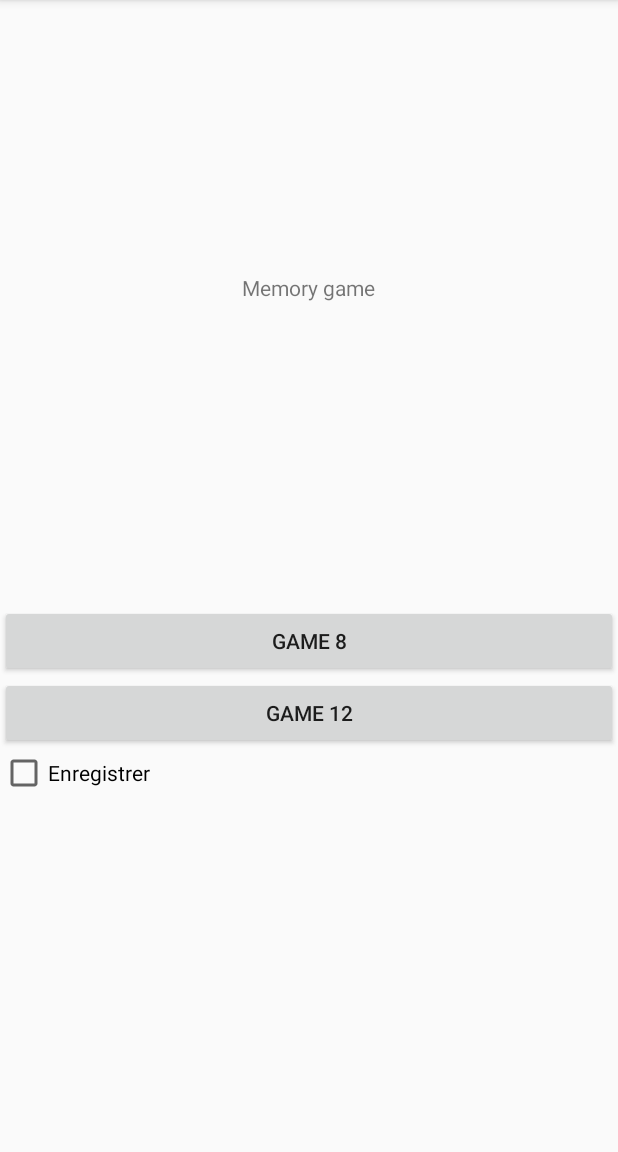
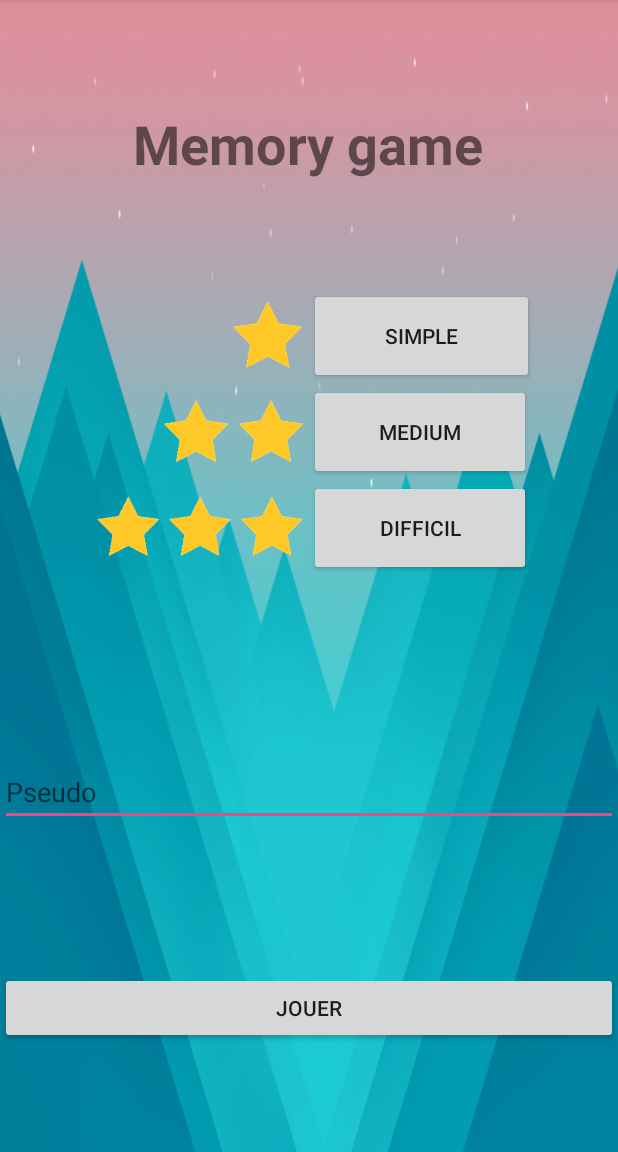
Before and after one commit to vjauneau/ProjetMobile, an Android app: the screen it shows after launch (MainActivity), on a phone screen of 412 x 824 dp, the part 84-1236 px from its top. Run offline under Robolectric (Android 15) with nearby library versions, the phone set to English and light mode, and no system bars.

Commit message:
Menu de l'appli

```diff
--- a/app/src/main/java/com/example/usrlocal/projetmobile/MainActivity.java
+++ b/app/src/main/java/com/example/usrlocal/projetmobile/MainActivity.java
@@ -18,9 +18,10 @@ import java.util.prefs.PreferenceChangeEvent;
 
 public class MainActivity extends AppCompatActivity {
 
-    Button boutonGame8 = null;
-    Button boutonGame12 = null;
-    CheckBox cbEnregister = null;
+    Button boutonSimple = null;
+    Button boutonMedium = null;
+    Button boutonDifficult = null;
+
     EditText etPseudo = null;
     TextView tvBjr = null;
 
@@ -30,36 +31,29 @@ public class MainActivity extends AppCompatActivity {
         setContentView(R.layout.activity_main);
         SharedPreferences prefs = PreferenceManager.getDefaultSharedPreferences(getApplicationContext());
 
-        boutonGame8 = (Button) findViewById(R.id.btnG8);
-        boutonGame12 = (Button) findViewById(R.id.btnG12);
-        cbEnregister = (CheckBox) findViewById(R.id.cbEnr);
+        boutonSimple = (Button) findViewById(R.id.btnSimple);
+        boutonMedium = (Button) findViewById(R.id.btnMedium);
+        boutonDifficult = (Button) findViewById(R.id.btnDifficult);
+
         etPseudo = (EditText) findViewById(R.id.etPseudo);
         tvBjr = (TextView) findViewById(R.id.tvBjr);
-        boutonGame8.setOnClickListener(new View.OnClickListener() {
+
+
+       /* boutonGame8.setOnClickListener(new View.OnClickListener() {
             @Override
             public void onClick(View view) {
                 launchGame(8);
 
             }
-        });
+        });*/
 
-        boutonGame12.setOnClickListener(new View.OnClickListener() {
+        /*boutonGame12.setOnClickListener(new View.OnClickListener() {
             @Override
             public void onClick(View view) {
                 launchGame(12);
             }
-        });
+        });*/
 
-        cbEnregister.setOnClickListener(new View.OnClickListener() {
-            @Override
-            public void onClick(View view) {
-                if(cbEnregister.isChecked()){
-                    etPseudo.setVisibility(View.VISIBLE);
-                }else {
-                    etPseudo.setVisibility(View.INVISIBLE);
-                }
-            }
-        });
 
         int taille = prefs.getInt("taille",-1);
         String pseudo = prefs.getString("PSEUDO",null);
@@ -71,12 +65,18 @@ public class MainActivity extends AppCompatActivity {
 
     }
 
+    /**
+     * Lors du lancement de la partie si un pseudo est tapé on le recupère sinon on set attribue la valeur guest
+     * @param taille
+     */
     protected void launchGame(int taille) {
         Intent intentGame = null;
-        if (cbEnregister.isChecked()) {
+        //si l'ET n'est pas vide on récupère le pseudo
+        if (etPseudo.getText() != null) {
             String pseudo = etPseudo.getText().toString();
             Toast.makeText(getApplicationContext(), pseudo, Toast.LENGTH_SHORT).show();
-            if (pseudo.length() == 0) {
+
+            /*if (pseudo.length() == 0) {
                 AlertDialog.Builder builder = new AlertDialog.Builder(MainActivity.this);
                 builder.setMessage("Veuillez entrer un pseudo pour l'enregistrement.");
                 builder.setCancelable(false);
@@ -87,7 +87,7 @@ public class MainActivity extends AppCompatActivity {
                     }
                 });
                 builder.create().show();
-            } else {
+            } else {*/
             SharedPreferences prefs = PreferenceManager.getDefaultSharedPreferences(getApplicationContext());
             SharedPreferences.Editor editor = prefs.edit();
             editor.putString("PSEUDO", pseudo);
@@ -99,8 +99,6 @@ public class MainActivity extends AppCompatActivity {
                 startActivity(intentGame);*/
 
             }
-
-        }
         else {
             /*intentGame = new Intent(MainActivity.this, ActivityGame.class);
             intentGame.putExtra("taille",taille);
@@ -108,8 +106,5 @@ public class MainActivity extends AppCompatActivity {
             Toast.makeText(getApplicationContext(), "game : " + taille, Toast.LENGTH_SHORT).show();
 
             }
-
         }
-
-
     }
--- a/app/src/main/res/drawable/ic_launcher_background.xml
+++ b/app/src/main/res/drawable/ic_launcher_background.xml
@@ -1,4 +1,3 @@
-<?xml version="1.0" encoding="utf-8"?>
 <vector xmlns:android="http://schemas.android.com/apk/res/android"
     android:width="108dp"
     android:height="108dp"
--- a/app/src/main/res/layout/activity_main.xml
+++ b/app/src/main/res/layout/activity_main.xml
@@ -5,7 +5,8 @@
     android:layout_width="match_parent"
     android:layout_height="match_parent"
     android:orientation="vertical"
-    tools:context=".MainActivity">
+    tools:context=".MainActivity"
+    android:background="@drawable/background">
 
     <LinearLayout
         android:layout_width="match_parent"
@@ -22,14 +23,18 @@
             android:orientation="horizontal">
 
             <TextView
-                android:layout_width="wrap_content"
+                android:layout_width="match_parent"
                 android:layout_height="wrap_content"
                 android:layout_weight="1"
                 android:text="Memory game"
+
+                android:textSize="36sp"
+                android:textStyle="bold"
                 app:layout_constraintBottom_toBottomOf="parent"
                 app:layout_constraintLeft_toLeftOf="parent"
                 app:layout_constraintRight_toRightOf="parent"
                 app:layout_constraintTop_toTopOf="parent" />
+
         </LinearLayout>
     </LinearLayout>
 
@@ -39,37 +44,167 @@
         android:layout_weight="1"
         android:orientation="vertical">
 
-        <TextView
-            android:id="@+id/tvBjr"
+        <LinearLayout
             android:layout_width="match_parent"
-            android:layout_height="wrap_content" />
+            android:layout_height="match_parent"
+            android:layout_weight="1"
+            android:orientation="horizontal">
 
-        <Button
-            android:id="@+id/btnG8"
+            <LinearLayout
+                android:layout_width="match_parent"
+                android:layout_height="match_parent"
+                android:layout_weight="1"
+                android:gravity="right"
+                android:orientation="vertical">
+
+                <ImageView
+                    android:id="@+id/imageView5"
+                    android:layout_width="53dp"
+                    android:layout_height="wrap_content"
+                    app:srcCompat="@drawable/easy" />
+            </LinearLayout>
+
+            <LinearLayout
+                android:layout_width="match_parent"
+                android:layout_height="match_parent"
+                android:layout_weight="1"
+                android:orientation="vertical">
+
+                <Button
+                    android:id="@+id/btnSimple"
+                    android:layout_width="150dp"
+                    android:layout_height="match_parent"
+                    android:text="Simple" />
+            </LinearLayout>
+        </LinearLayout>
+
+        <LinearLayout
             android:layout_width="match_parent"
-            android:layout_height="wrap_content"
-            android:text="Game 8" />
+            android:layout_height="match_parent"
+            android:layout_weight="1"
+            android:orientation="horizontal">
 
-        <Button
-            android:id="@+id/btnG12"
+            <LinearLayout
+                android:layout_width="match_parent"
+                android:layout_height="wrap_content"
+                android:layout_weight="1"
+                android:gravity="right"
+                android:orientation="vertical">
+
+                <ImageView
+                    android:id="@+id/imageView4"
+                    android:layout_width="99dp"
+                    android:layout_height="wrap_content"
+                    app:srcCompat="@drawable/medium" />
+            </LinearLayout>
+
+            <LinearLayout
+                android:layout_width="match_parent"
+                android:layout_height="match_parent"
+                android:layout_weight="1"
+                android:orientation="vertical">
+
+                <Button
+                    android:id="@+id/btnMedium"
+                    android:layout_width="148dp"
+                    android:layout_height="match_parent"
+                    android:text="Medium" />
+            </LinearLayout>
+        </LinearLayout>
+
+        <LinearLayout
             android:layout_width="match_parent"
-            android:layout_height="wrap_content"
-            android:text="Game 12" />
+            android:layout_height="match_parent"
+            android:layout_weight="1"
+            android:orientation="horizontal">
 
-        <CheckBox
-            android:id="@+id/cbEnr"
+            <LinearLayout
+                android:layout_width="match_parent"
+                android:layout_height="wrap_content"
+                android:layout_weight="1"
+                android:gravity="right"
+                android:orientation="vertical">
+
+                <ImageView
+                    android:id="@+id/imageView3"
+                    android:layout_width="144dp"
+                    android:layout_height="wrap_content"
+                    app:srcCompat="@drawable/hard" />
+            </LinearLayout>
+
+            <LinearLayout
+                android:layout_width="match_parent"
+                android:layout_height="match_parent"
+                android:layout_weight="1"
+                android:orientation="vertical">
+
+                <Button
+                    android:id="@+id/btnDifficult"
+                    android:layout_width="148dp"
+                    android:layout_height="match_parent"
+                    android:text="Difficil" />
+            </LinearLayout>
+        </LinearLayout>
+    </LinearLayout>
+
+    <LinearLayout
+        android:layout_width="match_parent"
+        android:layout_height="match_parent"
+        android:layout_weight="1"
+        android:orientation="vertical">
+
+        <LinearLayout
             android:layout_width="match_parent"
-            android:layout_height="wrap_content"
-            android:text="Enregistrer" />
+            android:layout_height="match_parent"
+            android:layout_weight="1"
+            android:orientation="horizontal">
 
-        <EditText
-            android:id="@+id/etPseudo"
+            <TextView
+                android:id="@+id/tvBjr"
+                android:layout_width="match_parent"
+                android:layout_height="wrap_content"
+                android:layout_weight="1" />
+        </LinearLayout>
+
+        <LinearLayout
             android:layout_width="match_parent"
-            android:layout_height="wrap_content"
-            android:ems="10"
-            android:hint="Pseudo"
-            android:inputType="textPersonName"
-            android:visibility="invisible" />
+            android:layout_height="match_parent"
+            android:layout_weight="1"
+            android:gravity="center"
+            android:orientation="horizontal">
+
+            <EditText
+                android:id="@+id/etPseudo"
+                android:layout_width="match_parent"
+                android:layout_height="wrap_content"
+                android:layout_weight="1"
+                android:ems="10"
+                android:hint="Pseudo"
+                android:inputType="textPersonName"
+                android:visibility="visible" />
+        </LinearLayout>
+
+    </LinearLayout>
+
+    <LinearLayout
+        android:layout_width="match_parent"
+        android:layout_height="match_parent"
+        android:layout_weight="1"
+        android:orientation="vertical">
+
+        <LinearLayout
+            android:layout_width="match_parent"
+            android:layout_height="match_parent"
+            android:gravity="center"
+            android:orientation="horizontal">
+
+            <Button
+                android:id="@+id/button4"
+                android:layout_width="wrap_content"
+                android:layout_height="wrap_content"
+                android:layout_weight="1"
+                android:text="JOUER" />
+        </LinearLayout>
     </LinearLayout>
 
 </LinearLayout>
```
Also changed, not shown: app/src/main/res/drawable-v24/background.png (added), app/src/main/res/drawable-v24/easy.PNG (added), app/src/main/res/drawable-v24/hard.PNG (added), app/src/main/res/drawable-v24/medium.PNG (added). Lines whose indentation alone changed are shown as unchanged.
